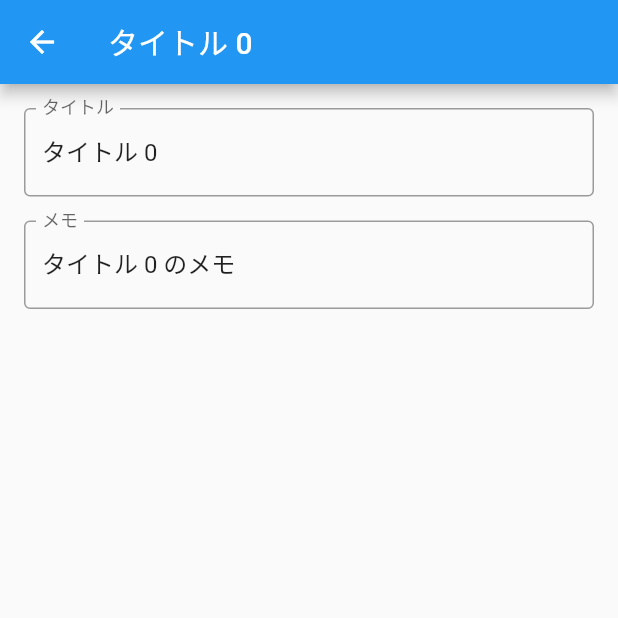
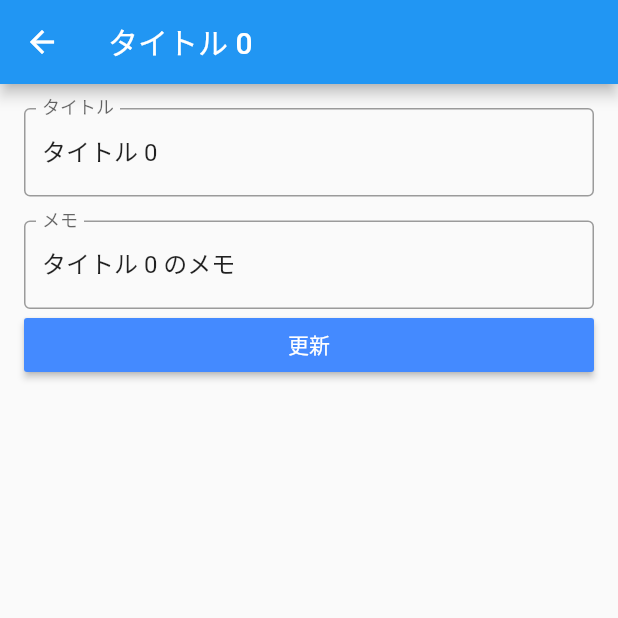
Before and after one commit to nishitaku/flutter_todo, a Flutter app: the screen it shows after launch, after a tap on an icon or button, on a phone screen of 412 x 824 dp, the top half of it. Run offline on Flutter 3.47's test engine with Material 2 defaults, Android fonts, the phone set to English and light mode, and no system bars.

Commit message:
TODO編集画面: 更新ボタン追加

```diff
--- a/lib/components/todo_edit/todo_edit.dart
+++ b/lib/components/todo_edit/todo_edit.dart
@@ -33,6 +33,14 @@ class _TodoEditPageState extends State<TodoEditPage> {
                       border: OutlineInputBorder(), labelText: 'メモ'),
                   initialValue: widget.todo.note,
                 ),
+                Container(
+                  width: double.infinity,
+                  child: RaisedButton(
+                      child: const Text('更新',
+                          style: TextStyle(color: Colors.white)),
+                      color: Colors.blueAccent,
+                      onPressed: () {}),
+                )
               ],
             ))));
   }
```
